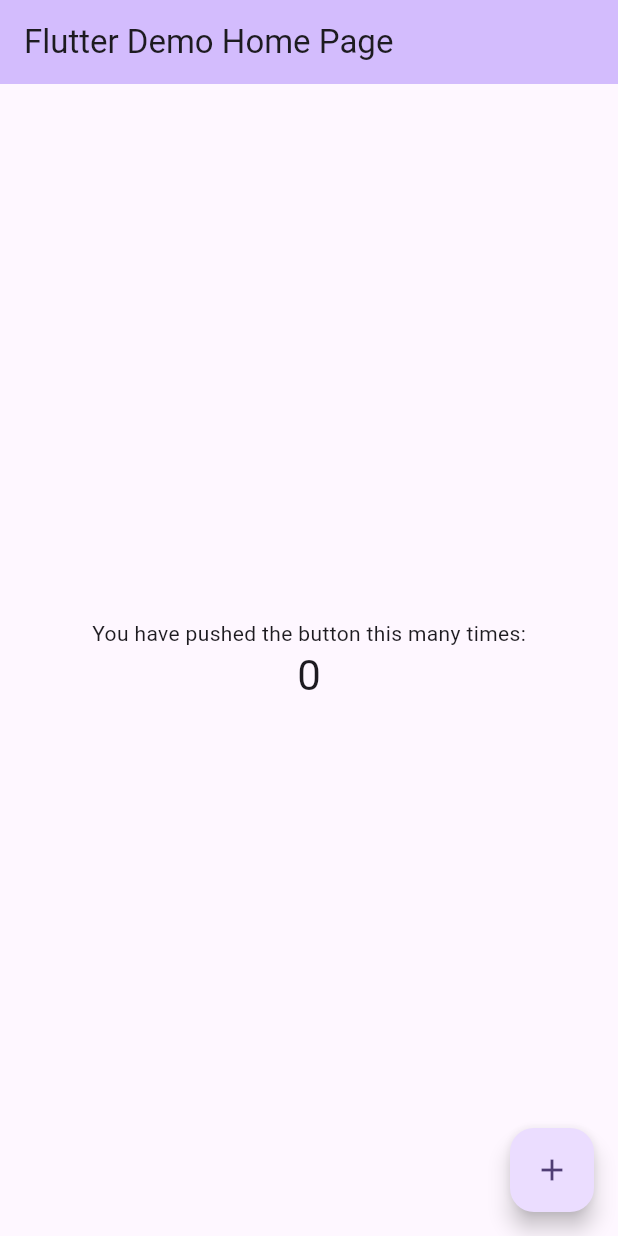
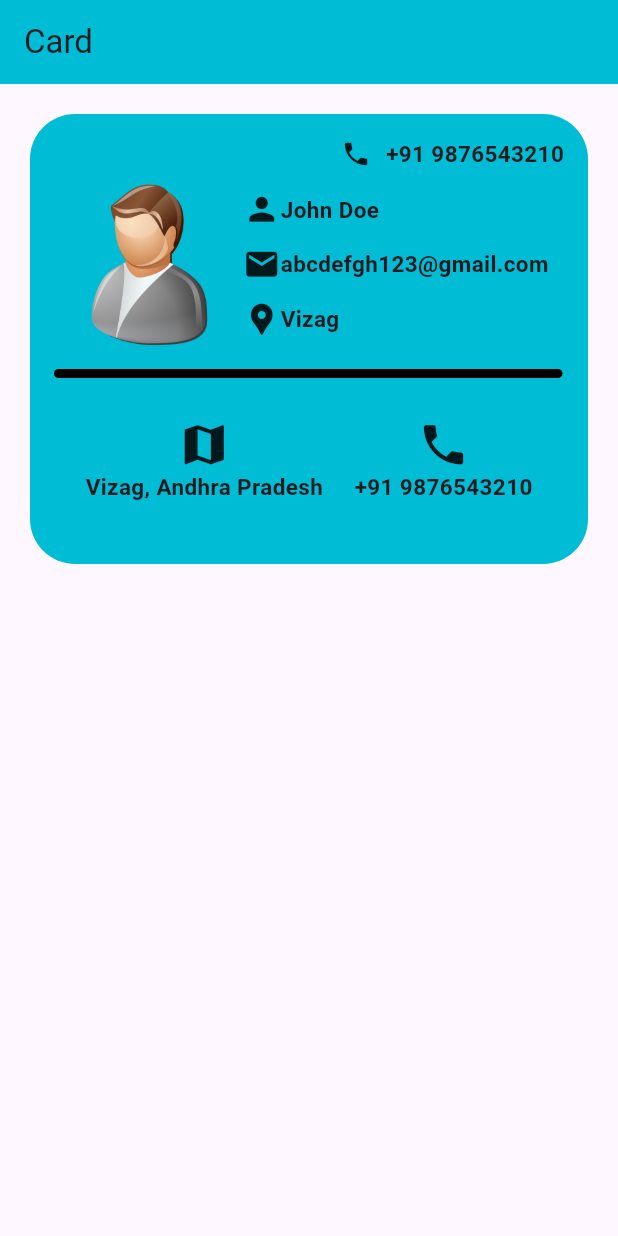
Before and after one commit to mdsarfaraz-10/card1, a Flutter app: the screen it shows after launch, on a phone screen of 412 x 824 dp. Run offline on Flutter 3.47's test engine with Material 3 defaults, Android fonts, the phone set to English and light mode, and no system bars.

Commit message:
2 commit

```diff
--- /dev/null
+++ b/card/lib/home.dart
@@ -0,0 +1,130 @@
+import 'package:flutter/material.dart';
+
+void main() {
+  runApp(Home());
+}
+
+class Home extends StatelessWidget {
+  const Home({super.key});
+
+  @override
+  Widget build(BuildContext context) {
+      return MaterialApp(
+      title: 'Card',
+
+      home: Scaffold(
+        appBar: AppBar(
+          backgroundColor: Colors.cyan,
+          title: const Text('Card'),
+        ),
+        body:Center(
+          child:Column(
+            children: [
+              // ignore: avoid_unnecessary_containers
+              Container(
+                padding: EdgeInsets.all(16.0),
+            margin: EdgeInsets.all(20.0),
+            height: 300,
+            width: 400,
+            decoration: BoxDecoration(
+              borderRadius: BorderRadius.circular(30),
+              color: Colors.cyan
+            ),
+              child: Column(
+                  children: [
+                    Row(
+                      mainAxisAlignment: MainAxisAlignment.end,
+                      children: [
+                        Icon(Icons.local_phone, size: 20,),
+                        SizedBox(width: 10,),
+                        Text("+91 9876543210", style: TextStyle(fontSize:15,fontWeight: FontWeight.bold,),)
+                      ],
+                    ),
+                    Row(
+
+                      children:[
+                        Padding( padding:  EdgeInsets.all(8.0),
+                         child:Container(
+                          height: 110,
+                          width: 110,
+                          child: Image.asset("assets/user.jpg"),
+                        ),
+                        ),
+                        Column(
+
+                          crossAxisAlignment: CrossAxisAlignment.start,
+                          mainAxisAlignment: MainAxisAlignment.spaceAround,
+                          children: [
+
+                        Row(
+                          children: [
+                            Icon(Icons.person, size: 25,),
+                            Text("John Doe", style: TextStyle(fontSize:15,fontWeight: FontWeight.bold,),),
+                            Padding(padding: EdgeInsets.all(24))
+                          ],
+                        ),
+                        Row(
+                          children: [
+                            Icon(Icons.email, size: 25,),
+                            Text("abcdefgh123@gmail.com",style: TextStyle(fontSize:15,fontWeight: FontWeight.bold,),),
+
+                            ],
+                        ),
+                        Row(
+                          children: [
+                            Icon(Icons.location_pin, size: 25,),
+                            Text("Vizag",style: TextStyle(fontSize:15,fontWeight: FontWeight.bold),),
+                            Padding(padding: EdgeInsets.all(24))
+                            ],
+                        ),
+                          ],
+                        ),
+                       ],
+                    ),
+                    Row(
+                      children: [
+                        Padding(padding: EdgeInsets.only(top: 20)),
+                        Container(
+
+                          height: 6,
+                          width: 339,
+                          decoration: BoxDecoration(color: Colors.black,borderRadius: BorderRadius.circular(40)),
+                        )
+                      ],
+                    ),
+                    Row(
+                       mainAxisAlignment: MainAxisAlignment.spaceEvenly,
+                        // crossAxisAlignment: CrossAxisAlignment.center,
+                          children: [
+                            Column(
+                              children: [
+                                Padding(padding: EdgeInsets.only(top: 20)),
+                                Icon(Icons.map, size: 35,),
+                                Text("Vizag, Andhra Pradesh",style: TextStyle(fontSize: 15,fontWeight: FontWeight.bold),),
+                              ],
+                            ),
+                            Column(
+                              children: [
+                                Padding(padding: EdgeInsets.only(top: 20)),
+                                Icon(Icons.local_phone,size:35 ,),
+                                Text("+91 9876543210",style: TextStyle(fontSize: 15,fontWeight:FontWeight.bold ),),
+                              ],
+                            ),
+                          ],
+
+                    ),
+
+                  ],
+
+              ),
+              )
+            ],
+          )
+        ),
+      )
+      );
+
+  }
+
+
+}
--- a/card/lib/main.dart
+++ b/card/lib/main.dart
@@ -1,122 +1,19 @@
 import 'package:flutter/material.dart';
-
+import 'home.dart';
 void main() {
-  runApp(const MyApp());
+  runApp(Card());
 }
 
-class MyApp extends StatelessWidget {
-  const MyApp({super.key});
+class Card extends StatelessWidget {
+  const Card({super.key});
 
   // This widget is the root of your application.
   @override
   Widget build(BuildContext context) {
     return MaterialApp(
-      title: 'Flutter Demo',
-      theme: ThemeData(
-        // This is the theme of your application.
-        //
-        // TRY THIS: Try running your application with "flutter run". You'll see
-        // the application has a purple toolbar. Then, without quitting the app,
-        // try changing the seedColor in the colorScheme below to Colors.green
-        // and then invoke "hot reload" (save your changes or press the "hot
-        // reload" button in a Flutter-supported IDE, or press "r" if you used
-        // the command line to start the app).
-        //
-        // Notice that the counter didn't reset back to zero; the application
-        // state is not lost during the reload. To reset the state, use hot
-        // restart instead.
-        //
-        // This works for code too, not just values: Most code changes can be
-        // tested with just a hot reload.
-        colorScheme: ColorScheme.fromSeed(seedColor: Colors.deepPurple),
-      ),
-      home: const MyHomePage(title: 'Flutter Demo Home Page'),
+
+      home: Home(),
     );
   }
+
 }
-
-class MyHomePage extends StatefulWidget {
-  const MyHomePage({super.key, required this.title});
-
-  // This widget is the home page of your application. It is stateful, meaning
-  // that it has a State object (defined below) that contains fields that affect
-  // how it looks.
-
-  // This class is the configuration for the state. It holds the values (in this
-  // case the title) provided by the parent (in this case the App widget) and
-  // used by the build method of the State. Fields in a Widget subclass are
-  // always marked "final".
-
-  final String title;
-
-  @override
-  State<MyHomePage> createState() => _MyHomePageState();
-}
-
-class _MyHomePageState extends State<MyHomePage> {
-  int _counter = 0;
-
-  void _incrementCounter() {
-    setState(() {
-      // This call to setState tells the Flutter framework that something has
-      // changed in this State, which causes it to rerun the build method below
-      // so that the display can reflect the updated values. If we changed
-      // _counter without calling setState(), then the build method would not be
-      // called again, and so nothing would appear to happen.
-      _counter++;
-    });
-  }
-
-  @override
-  Widget build(BuildContext context) {
-    // This method is rerun every time setState is called, for instance as done
-    // by the _incrementCounter method above.
-    //
-    // The Flutter framework has been optimized to make rerunning build methods
-    // fast, so that you can just rebuild anything that needs updating rather
-    // than having to individually change instances of widgets.
-    return Scaffold(
-      appBar: AppBar(
-        // TRY THIS: Try changing the color here to a specific color (to
-        // Colors.amber, perhaps?) and trigger a hot reload to see the AppBar
-        // change color while the other colors stay the same.
-        backgroundColor: Theme.of(context).colorScheme.inversePrimary,
-        // Here we take the value from the MyHomePage object that was created by
-        // the App.build method, and use it to set our appbar title.
-        title: Text(widget.title),
-      ),
-      body: Center(
-        // Center is a layout widget. It takes a single child and positions it
-        // in the middle of the parent.
-        child: Column(
-          // Column is also a layout widget. It takes a list of children and
-          // arranges them vertically. By default, it sizes itself to fit its
-          // children horizontally, and tries to be as tall as its parent.
-          //
-          // Column has various properties to control how it sizes itself and
-          // how it positions its children. Here we use mainAxisAlignment to
-          // center the children vertically; the main axis here is the vertical
-          // axis because Columns are vertical (the cross axis would be
-          // horizontal).
-          //
-          // TRY THIS: Invoke "debug painting" (choose the "Toggle Debug Paint"
-          // action in the IDE, or press "p" in the console), to see the
-          // wireframe for each widget.
-          mainAxisAlignment: MainAxisAlignment.center,
-          children: <Widget>[
-            const Text('You have pushed the button this many times:'),
-            Text(
-              '$_counter',
-              style: Theme.of(context).textTheme.headlineMedium,
-            ),
-          ],
-        ),
-      ),
-      floatingActionButton: FloatingActionButton(
-        onPressed: _incrementCounter,
-        tooltip: 'Increment',
-        child: const Icon(Icons.add),
-      ), // This trailing comma makes auto-formatting nicer for build methods.
-    );
-  }
-}
--- a/card/pubspec.yaml
+++ b/card/pubspec.yaml
@@ -56,7 +56,8 @@ flutter:
   # included with your application, so that you can use the icons in
   # the material Icons class.
   uses-material-design: true
-
+  assets:
+    - assets/
   # To add assets to your application, add an assets section, like this:
   # assets:
   #   - images/a_dot_burr.jpeg
```
Also changed, not shown: card/assets/Screenshot.png (added), card/assets/user.jpg (added), 2 other files.
